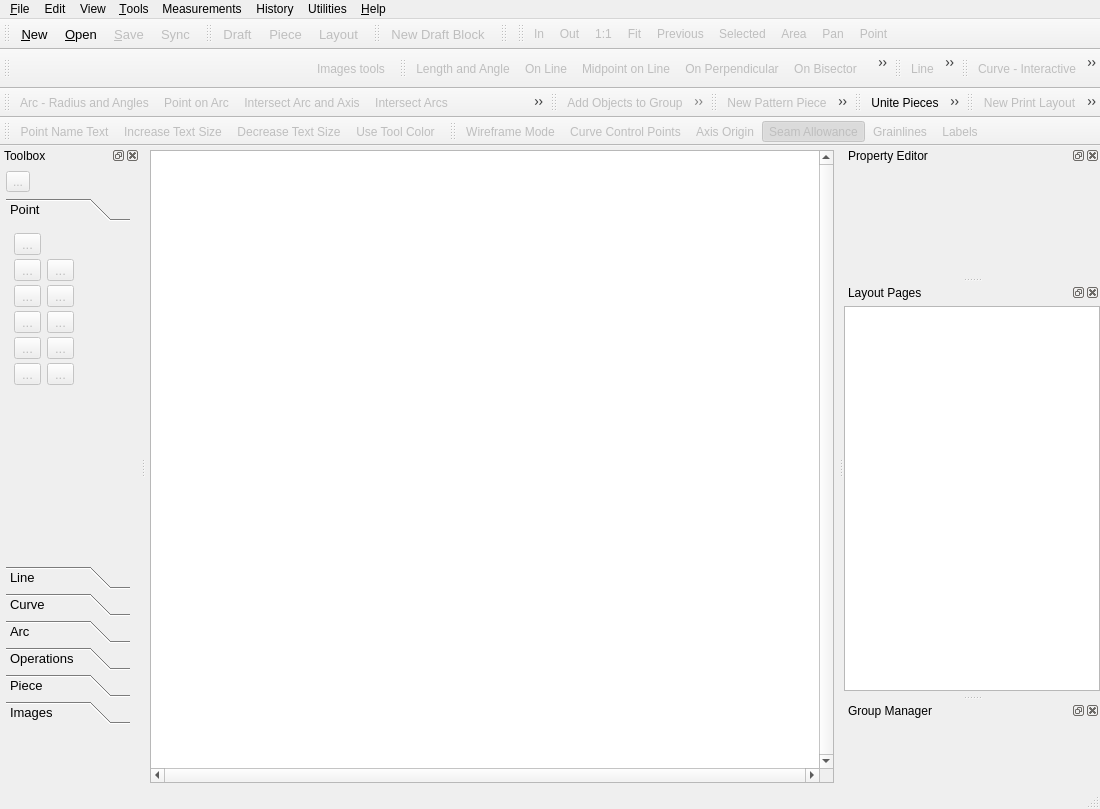
Above: src/app/seamly2d/mainwindow.ui from FashionFreedom/Seamly2D before the change. Below: the same form after it.
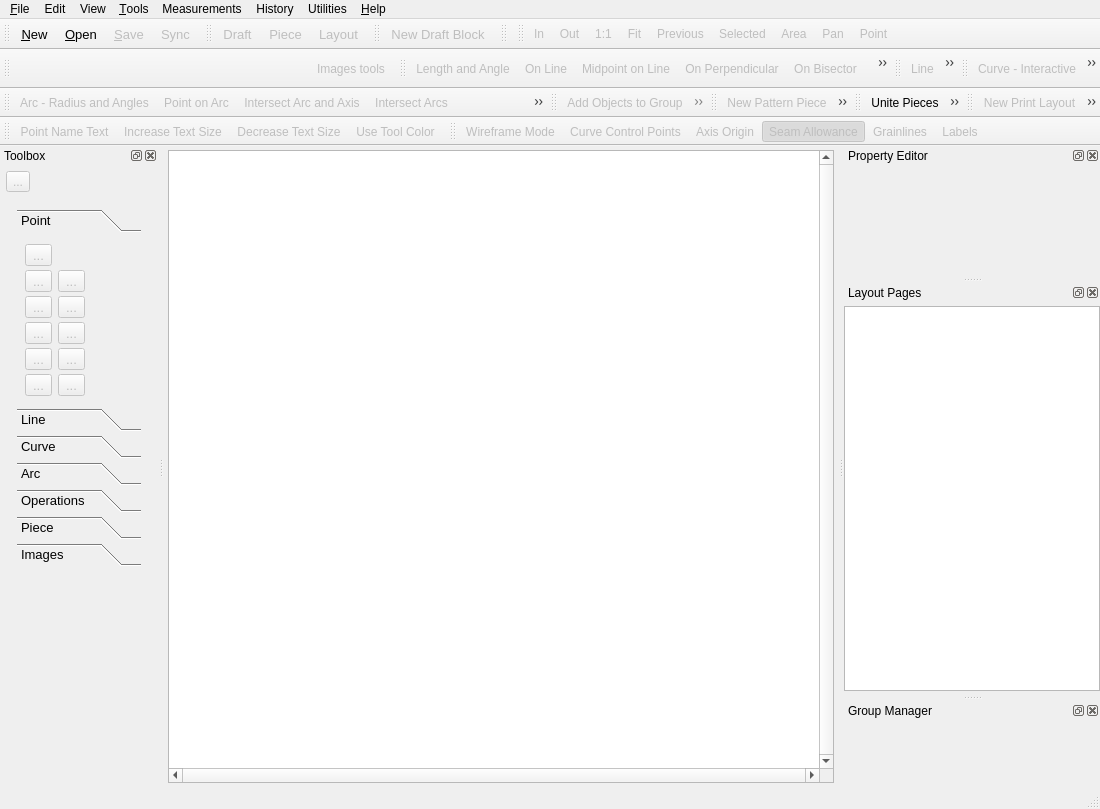
That is the form after the change. The open tabs and pages were chosen to show the change. Icons and pictures are not drawn. Custom widgets are drawn as their Qt base class.

Commit message: fix: can access the Image page in the Toolbox

What changed in the file:
```diff
--- a/src/app/seamly2d/mainwindow.ui
+++ b/src/app/seamly2d/mainwindow.ui
@@ -774,7 +774,7 @@
   <widget class="QDockWidget" name="toolbox_DockWidget">
    <property name="minimumSize">
     <size>
-     <width>140</width>
+     <width>158</width>
      <height>530</height>
     </size>
    </property>
@@ -856,7 +856,7 @@
          </property>
         </widget>
        </item>
-       <item>
+       <item alignment="Qt::AlignTop">
         <widget class="QStackedWidget" name="toolbox_StackedWidget">
          <property name="minimumSize">
           <size>
@@ -868,18 +868,12 @@
           <number>0</number>
          </property>
          <widget class="QWidget" name="draftMode_Page">
+          <layout class="QVBoxLayout" name="verticalLayout_4">
+           <item>
           <widget class="QToolBox" name="draft_ToolBox">
            <property name="enabled">
             <bool>true</bool>
            </property>
-           <property name="geometry">
-            <rect>
-             <x>0</x>
-             <y>0</y>
-             <width>124</width>
-             <height>526</height>
-            </rect>
-           </property>
            <property name="sizePolicy">
             <sizepolicy hsizetype="Preferred" vsizetype="Maximum">
              <horstretch>1</horstretch>
@@ -917,8 +911,8 @@
              <rect>
               <x>0</x>
               <y>0</y>
-              <width>124</width>
-              <height>323</height>
+                <width>118</width>
+                <height>288</height>
              </rect>
             </property>
             <property name="sizePolicy">
@@ -2327,6 +2321,8 @@
             </layout>
            </widget>
           </widget>
+           </item>
+          </layout>
          </widget>
          <widget class="QWidget" name="pieceMode_Page">
           <widget class="QToolBox" name="piece_ToolBox">
```
Left out of the diff: 26 changed lines with no effect on the pictures. Lines whose indentation alone changed are shown as unchanged.
